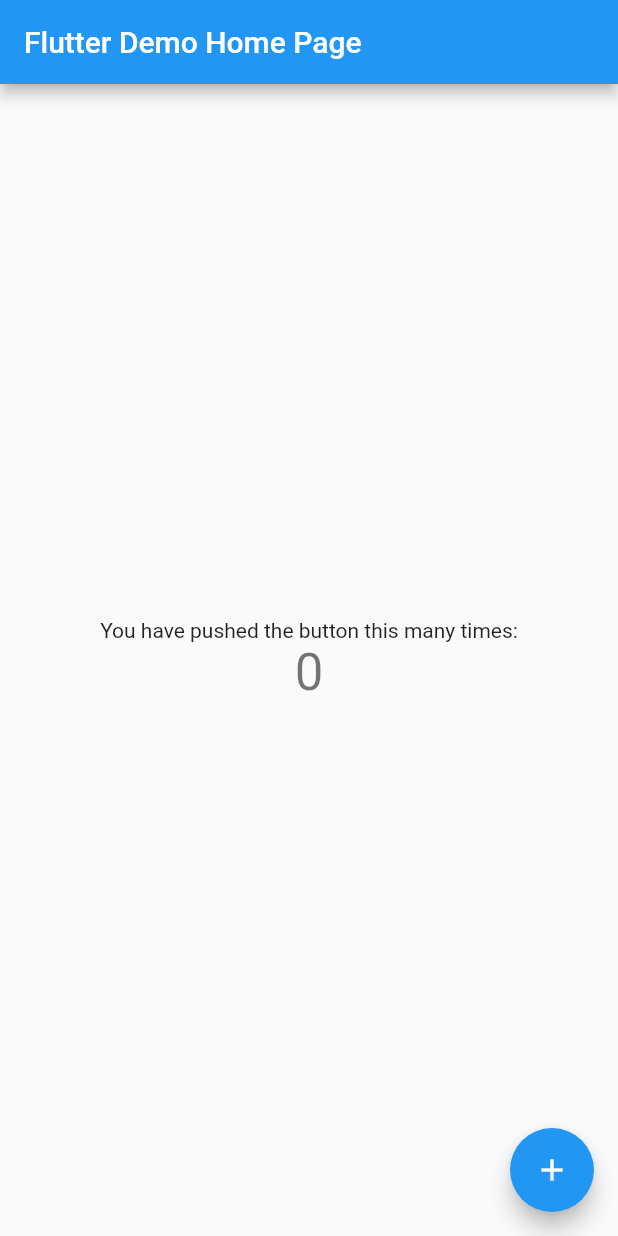
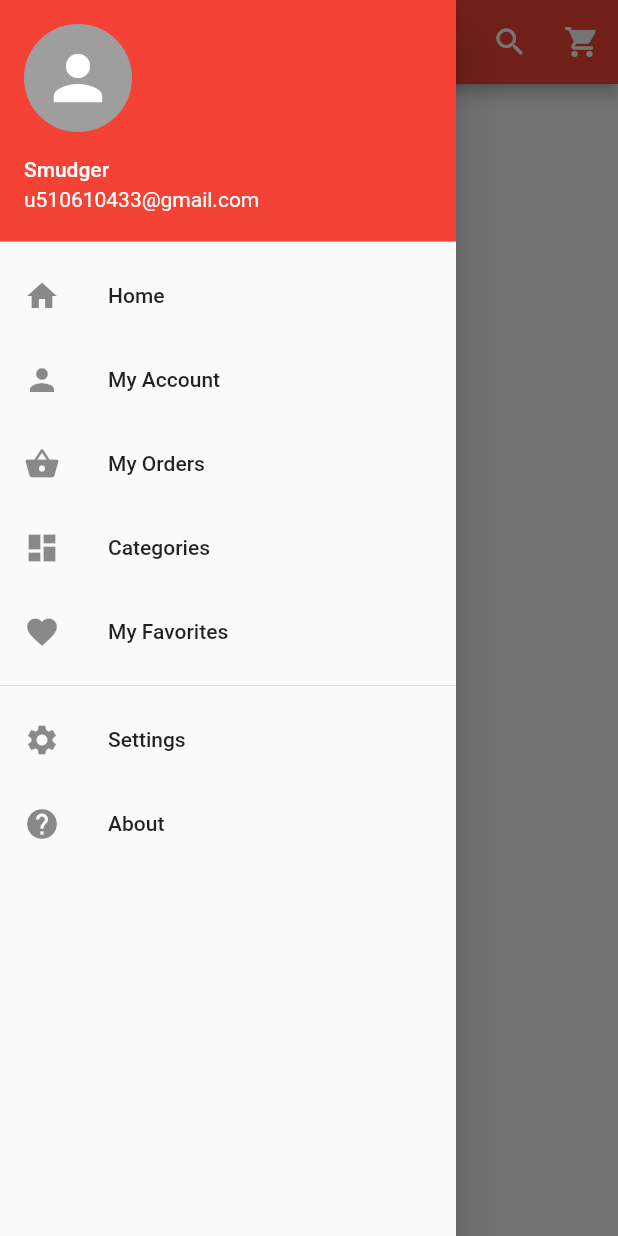
Before and after one commit to wanasak/ecommerce, a Flutter app: the screen it shows after launch, with the side drawer open (before the commit the screen has no drawer), on a phone screen of 412 x 824 dp. Run offline on Flutter 3.47's test engine with Material 2 defaults, Android fonts, the phone set to English and light mode, and no system bars.

```diff
--- a/lib/main.dart
+++ b/lib/main.dart
@@ -1,117 +1,104 @@
 import 'package:flutter/material.dart';
 
 void main() {
-  runApp(MyApp());
+  runApp(new MaterialApp(
+    home: HomePage(),
+    theme: ThemeData(primarySwatch: Colors.red),
+  ));
 }
 
-class MyApp extends StatelessWidget {
-  // This widget is the root of your application.
+class HomePage extends StatefulWidget {
+  @override
+  _HomePageState createState() => _HomePageState();
+}
+
+class _HomePageState extends State<HomePage> {
   @override
   Widget build(BuildContext context) {
-    return MaterialApp(
-      title: 'Flutter Demo',
-      theme: ThemeData(
-        // This is the theme of your application.
-        //
-        // Try running your application with "flutter run". You'll see the
-        // application has a blue toolbar. Then, without quitting the app, try
-        // changing the primarySwatch below to Colors.green and then invoke
-        // "hot reload" (press "r" in the console where you ran "flutter run",
-        // or simply save your changes to "hot reload" in a Flutter IDE).
-        // Notice that the counter didn't reset back to zero; the application
-        // is not restarted.
-        primarySwatch: Colors.blue,
-        // This makes the visual density adapt to the platform that you run
-        // the app on. For desktop platforms, the controls will be smaller and
-        // closer together (more dense) than on mobile platforms.
-        visualDensity: VisualDensity.adaptivePlatformDensity,
-      ),
-      home: MyHomePage(title: 'Flutter Demo Home Page'),
-    );
-  }
-}
-
-class MyHomePage extends StatefulWidget {
-  MyHomePage({Key key, this.title}) : super(key: key);
-
-  // This widget is the home page of your application. It is stateful, meaning
-  // that it has a State object (defined below) that contains fields that affect
-  // how it looks.
-
-  // This class is the configuration for the state. It holds the values (in this
-  // case the title) provided by the parent (in this case the App widget) and
-  // used by the build method of the State. Fields in a Widget subclass are
-  // always marked "final".
-
-  final String title;
-
-  @override
-  _MyHomePageState createState() => _MyHomePageState();
-}
-
-class _MyHomePageState extends State<MyHomePage> {
-  int _counter = 0;
-
-  void _incrementCounter() {
-    setState(() {
-      // This call to setState tells the Flutter framework that something has
-      // changed in this State, which causes it to rerun the build method below
-      // so that the display can reflect the updated values. If we changed
-      // _counter without calling setState(), then the build method would not be
-      // called again, and so nothing would appear to happen.
-      _counter++;
-    });
-  }
-
-  @override
-  Widget build(BuildContext context) {
-    // This method is rerun every time setState is called, for instance as done
-    // by the _incrementCounter method above.
-    //
-    // The Flutter framework has been optimized to make rerunning build methods
-    // fast, so that you can just rebuild anything that needs updating rather
-    // than having to individually change instances of widgets.
     return Scaffold(
       appBar: AppBar(
-        // Here we take the value from the MyHomePage object that was created by
-        // the App.build method, and use it to set our appbar title.
-        title: Text(widget.title),
+        title: Text('Fashapp'),
+        actions: [
+          IconButton(
+            icon: Icon(Icons.search),
+            onPressed: () {},
+          ),
+          IconButton(
+            icon: Icon(Icons.shopping_cart),
+            onPressed: () {},
+          )
+        ],
       ),
-      body: Center(
-        // Center is a layout widget. It takes a single child and positions it
-        // in the middle of the parent.
-        child: Column(
-          // Column is also a layout widget. It takes a list of children and
-          // arranges them vertically. By default, it sizes itself to fit its
-          // children horizontally, and tries to be as tall as its parent.
-          //
-          // Invoke "debug painting" (press "p" in the console, choose the
-          // "Toggle Debug Paint" action from the Flutter Inspector in Android
-          // Studio, or the "Toggle Debug Paint" command in Visual Studio Code)
-          // to see the wireframe for each widget.
-          //
-          // Column has various properties to control how it sizes itself and
-          // how it positions its children. Here we use mainAxisAlignment to
-          // center the children vertically; the main axis here is the vertical
-          // axis because Columns are vertical (the cross axis would be
-          // horizontal).
-          mainAxisAlignment: MainAxisAlignment.center,
-          children: <Widget>[
-            Text(
-              'You have pushed the button this many times:',
+      drawer: Drawer(
+        child: ListView(
+          children: [
+            UserAccountsDrawerHeader(
+              accountName: Text('Smudger'),
+              accountEmail: Text('u510610433@gmail.com'),
+              currentAccountPicture: GestureDetector(
+                child: CircleAvatar(
+                  backgroundColor: Colors.grey,
+                  child: Icon(
+                    Icons.person,
+                    color: Colors.white,
+                    size: 48.0,
+                  ),
+                ),
+              ),
             ),
-            Text(
-              '$_counter',
-              style: Theme.of(context).textTheme.headline4,
+            InkWell(
+              onTap: () {},
+              child: ListTile(
+                title: Text('Home'),
+                leading: Icon(Icons.home),
+              ),
+            ),
+            InkWell(
+              onTap: () {},
+              child: ListTile(
+                title: Text('My Account'),
+                leading: Icon(Icons.person),
+              ),
+            ),
+            InkWell(
+              onTap: () {},
+              child: ListTile(
+                title: Text('My Orders'),
+                leading: Icon(Icons.shopping_basket),
+              ),
+            ),
+            InkWell(
+              onTap: () {},
+              child: ListTile(
+                title: Text('Categories'),
+                leading: Icon(Icons.dashboard),
+              ),
+            ),
+            InkWell(
+              onTap: () {},
+              child: ListTile(
+                title: Text('My Favorites'),
+                leading: Icon(Icons.favorite),
+              ),
+            ),
+            Divider(),
+            InkWell(
+              onTap: () {},
+              child: ListTile(
+                title: Text('Settings'),
+                leading: Icon(Icons.settings),
+              ),
+            ),
+            InkWell(
+              onTap: () {},
+              child: ListTile(
+                title: Text('About'),
+                leading: Icon(Icons.help),
+              ),
             ),
           ],
         ),
       ),
-      floatingActionButton: FloatingActionButton(
-        onPressed: _incrementCounter,
-        tooltip: 'Increment',
-        child: Icon(Icons.add),
-      ), // This trailing comma makes auto-formatting nicer for build methods.
     );
   }
 }
```
Also changed, not shown: 1 other file.
